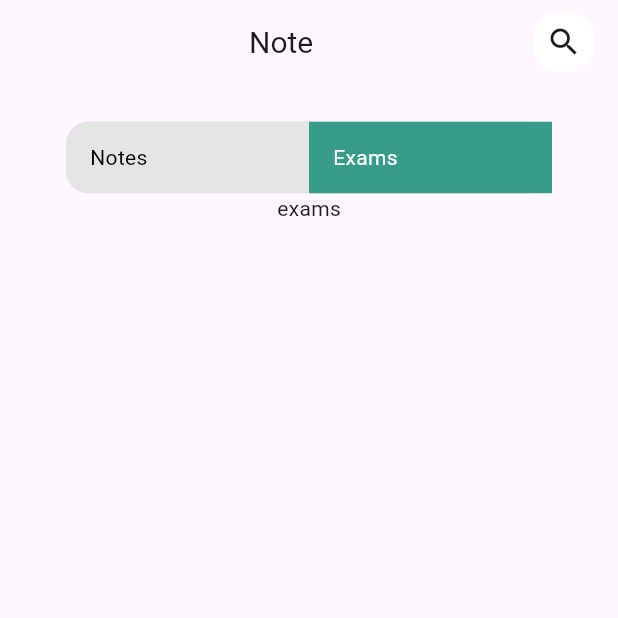
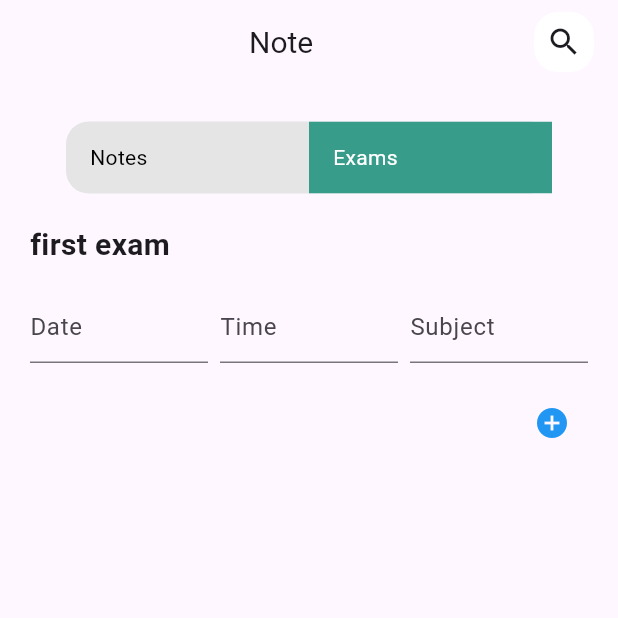
Before and after one commit to tmalkawi44-sudo/notes_app, a Flutter app: the screen it shows after launch, after a tap on "Exams", on a phone screen of 412 x 824 dp, the top half of it. Run offline on Flutter 3.47's test engine with Material 3 defaults, Android fonts, the phone set to English and light mode, and no system bars; our stand-ins replace flutter_svg.

Commit message:
add class

```diff
--- /dev/null
+++ b/devtools_options.yaml
@@ -0,0 +1,3 @@
+description: This file stores settings for Dart & Flutter DevTools.
+documentation: https://docs.flutter.dev/tools/devtools/extensions#configure-extension-enablement-states
+extensions:
--- a/lib/views/exams_class.dart
+++ b/lib/views/exams_class.dart
@@ -1,10 +1,15 @@
 import 'package:flutter/material.dart';
+import 'package:notes_app/widgets/exams_container.dart';
 
 class ExamsClass extends StatelessWidget {
   const ExamsClass({super.key});
 
   @override
   Widget build(BuildContext context) {
-    return Text('exams');
+    return Center(
+      child: Column(
+        children: [Expanded(child: ExamsContainer(title: 'first exam '))],
+      ),
+    );
   }
 }
--- /dev/null
+++ b/lib/widgets/exam_entry.dart
@@ -0,0 +1,7 @@
+class ExamEntry {
+  String date;
+  String time;
+  String subject;
+
+  ExamEntry({this.date = '', this.time = '', this.subject = ''});
+}
--- a/lib/widgets/exams_container.dart
+++ b/lib/widgets/exams_container.dart
@@ -1,22 +1,15 @@
 import 'package:flutter/material.dart';
+import 'package:notes_app/widgets/exam_entry.dart';
 
-class ExamEntry {
-  String date;
-  String time;
-  String subject;
+class ExamsContainer extends StatefulWidget {
+  final String title;
+  const ExamsContainer({required this.title, super.key});
 
-  ExamEntry({this.date = '', this.time = '', this.subject = ''});
+  @override
+  State<ExamsContainer> createState() => _ExamsContainerState();
 }
 
-class ExamSection extends StatefulWidget {
-  final String title;
-  const ExamSection({required this.title, super.key});
-
-  @override
-  State<ExamSection> createState() => _ExamSectionState();
-}
-
-class _ExamSectionState extends State<ExamSection> {
+class _ExamsContainerState extends State<ExamsContainer> {
   List<ExamEntry> entries = [ExamEntry()];
 
   void addEntry() {
@@ -27,41 +20,45 @@ class _ExamSectionState extends State<ExamSection> {
 
   @override
   Widget build(BuildContext context) {
-    return Card(
-      margin: EdgeInsets.symmetric(vertical: 12, horizontal: 16),
-      elevation: 4,
-      child: Padding(
-        padding: EdgeInsets.all(12),
+    return Padding(
+      padding: const EdgeInsets.all(12),
+      child: Container(
+        padding: const EdgeInsets.all(8),
         child: Column(
           crossAxisAlignment: CrossAxisAlignment.start,
           children: [
             Text(
               widget.title,
-              style: TextStyle(fontSize: 20, fontWeight: FontWeight.bold),
+              style: const TextStyle(fontSize: 20, fontWeight: FontWeight.bold),
             ),
-            SizedBox(height: 10),
-            ...entries.map((entry) {
+            const SizedBox(height: 10),
+
+            // ✅ Just a Column of Rows
+            Column(
+              children: entries.map((entry) {
                 return Padding(
                   padding: const EdgeInsets.symmetric(vertical: 6),
                   child: Row(
                     children: [
                       Expanded(
                         child: TextField(
-                        decoration: InputDecoration(hintText: 'Date'),
+                          decoration: const InputDecoration(hintText: 'Date'),
                           onChanged: (val) => entry.date = val,
                         ),
                       ),
-                    SizedBox(width: 8),
+                      const SizedBox(width: 8),
                       Expanded(
                         child: TextField(
-                        decoration: InputDecoration(hintText: 'Time'),
+                          decoration: const InputDecoration(hintText: 'Time'),
                           onChanged: (val) => entry.time = val,
                         ),
                       ),
-                    SizedBox(width: 8),
+                      const SizedBox(width: 8),
                       Expanded(
                         child: TextField(
-                        decoration: InputDecoration(hintText: 'Subject'),
+                          decoration: const InputDecoration(
+                            hintText: 'Subject',
+                          ),
                           onChanged: (val) => entry.subject = val,
                         ),
                       ),
@@ -69,11 +66,13 @@ class _ExamSectionState extends State<ExamSection> {
                   ),
                 );
               }).toList(),
-            SizedBox(height: 10),
+            ),
+
+            const SizedBox(height: 10),
             Align(
               alignment: Alignment.centerRight,
               child: IconButton(
-                icon: Icon(Icons.add_circle, color: Colors.blue),
+                icon: const Icon(Icons.add_circle, color: Colors.blue),
                 onPressed: addEntry,
               ),
             ),
```
Lines whose indentation alone changed are shown as unchanged.
